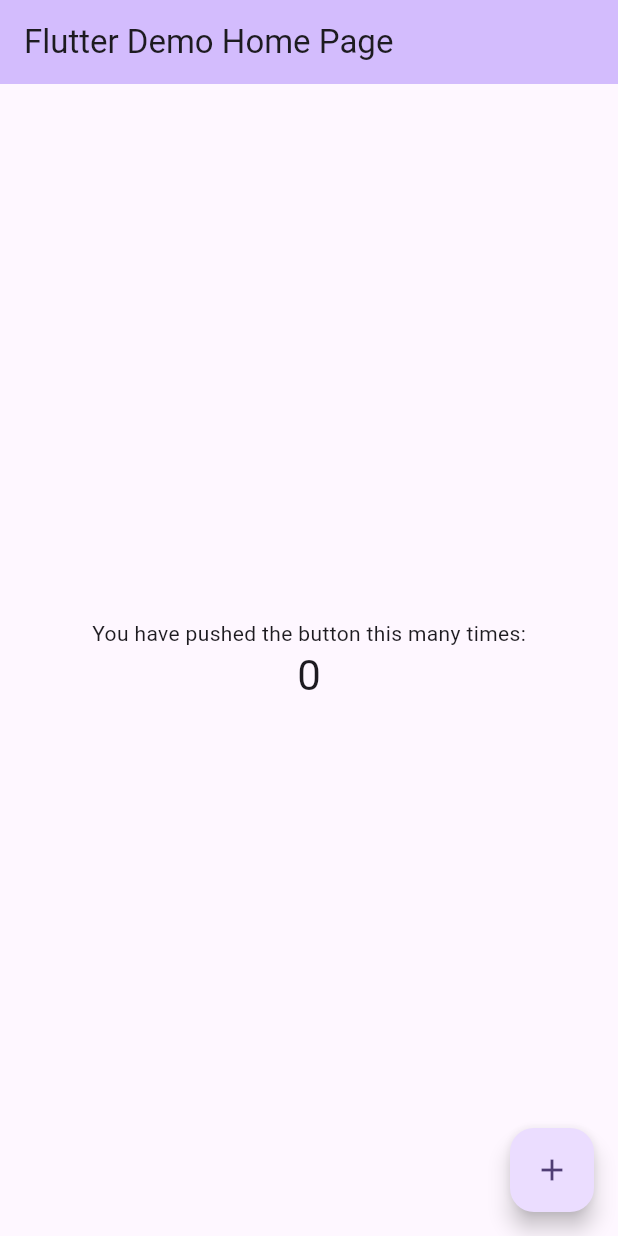
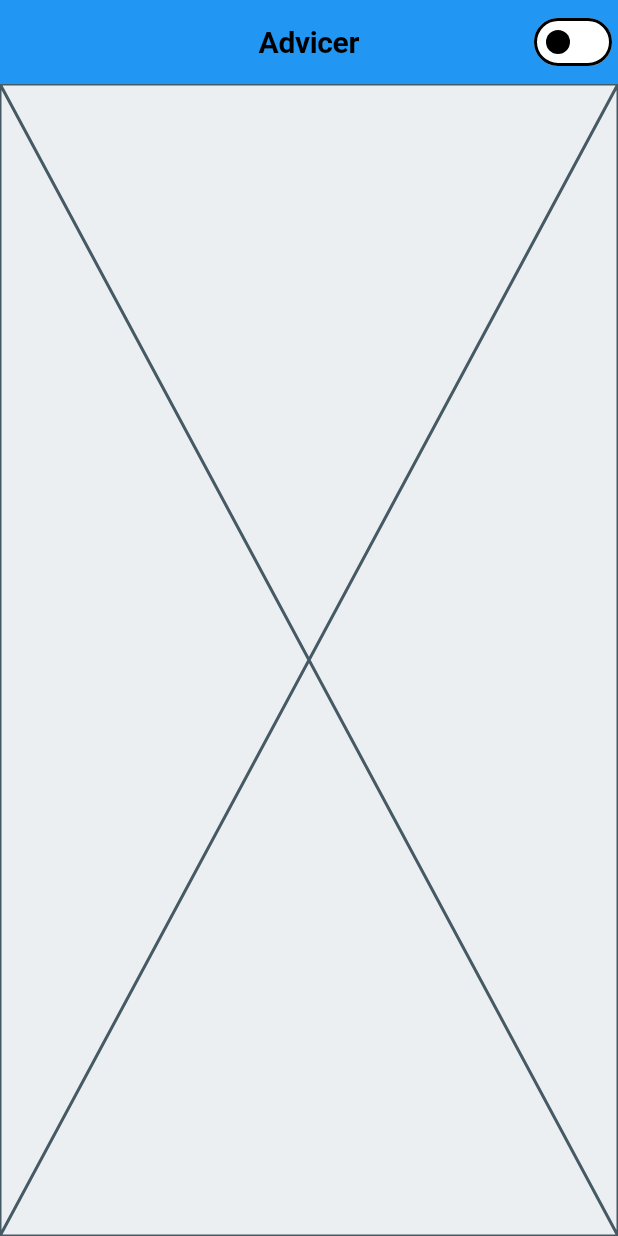
Before and after one commit to viethantrinh/clean_architecture_advisor_app, a Flutter app: the screen it shows after launch, on a phone screen of 412 x 824 dp. Run offline on Flutter 3.47's test engine with Material 3 defaults, Android fonts, the phone set to English and light mode, and no system bars; Roboto replaces fonts that are missing (Rubik).

Commit message:
set up theme swtich in project with provider

```diff
--- /dev/null
+++ b/devtools_options.yaml
@@ -0,0 +1,3 @@
+description: This file stores settings for Dart & Flutter DevTools.
+documentation: https://docs.flutter.dev/tools/devtools/extensions#configure-extension-enablement-states
+extensions:
--- /dev/null
+++ b/lib/application/core/services/theme_service.dart
@@ -0,0 +1,10 @@
+import 'package:flutter/material.dart';
+
+class ThemeService extends ChangeNotifier {
+  bool isDarkModeOn = false;
+
+  void toggleTheme() {
+    isDarkModeOn = !isDarkModeOn;
+    notifyListeners();
+  }
+}
--- /dev/null
+++ b/lib/application/pages/advice/advice_page.dart
@@ -0,0 +1,32 @@
+import 'package:clean_architecture_advisor_app/application/core/services/theme_service.dart';
+import 'package:flutter/material.dart';
+import 'package:provider/provider.dart';
+
+class AdvicerPage extends StatelessWidget {
+  const AdvicerPage({super.key});
+
+  @override
+  Widget build(BuildContext context) {
+    final themeData = Theme.of(context);
+    return Scaffold(
+      appBar: AppBar(
+        title: Text(
+          'Advicer',
+          style: themeData.textTheme.displayLarge,
+        ),
+        centerTitle: true,
+        actions: [
+          Switch(
+            value: Provider
+                .of<ThemeService>(context)
+                .isDarkModeOn,
+            onChanged: (_) {
+              Provider.of<ThemeService>(context, listen: false).toggleTheme();
+            },
+          ),
+        ],
+      ),
+      body: const Placeholder(),
+    );
+  }
+}
--- a/lib/main.dart
+++ b/lib/main.dart
@@ -1,125 +1,31 @@
+import 'package:clean_architecture_advisor_app/application/core/services/theme_service.dart';
+import 'package:clean_architecture_advisor_app/application/pages/advice/advice_page.dart';
+import 'package:clean_architecture_advisor_app/theme.dart';
 import 'package:flutter/material.dart';
+import 'package:provider/provider.dart';
 
 void main() {
-  runApp(const MyApp());
+  runApp(ChangeNotifierProvider(
+    create: (context) => ThemeService(),
+    child: const App(),
+  ));
 }
 
-class MyApp extends StatelessWidget {
-  const MyApp({super.key});
+class App extends StatelessWidget {
+  const App({super.key});
 
-  // This widget is the root of your application.
   @override
   Widget build(BuildContext context) {
-    return MaterialApp(
-      title: 'Flutter Demo',
-      theme: ThemeData(
-        // This is the theme of your application.
-        //
-        // TRY THIS: Try running your application with "flutter run". You'll see
-        // the application has a purple toolbar. Then, without quitting the app,
-        // try changing the seedColor in the colorScheme below to Colors.green
-        // and then invoke "hot reload" (save your changes or press the "hot
-        // reload" button in a Flutter-supported IDE, or press "r" if you used
-        // the command line to start the app).
-        //
-        // Notice that the counter didn't reset back to zero; the application
-        // state is not lost during the reload. To reset the state, use hot
-        // restart instead.
-        //
-        // This works for code too, not just values: Most code changes can be
-        // tested with just a hot reload.
-        colorScheme: ColorScheme.fromSeed(seedColor: Colors.deepPurple),
-        useMaterial3: true,
-      ),
-      home: const MyHomePage(title: 'Flutter Demo Home Page'),
+    return Consumer<ThemeService>(
+      builder: (context, themeService, child) {
+        return MaterialApp(
+          themeMode:
+              themeService.isDarkModeOn ? ThemeMode.dark : ThemeMode.light,
+          theme: AppTheme.lightTheme,
+          darkTheme: AppTheme.darkTheme,
+          home: AdvicerPage(),
+        );
+      },
     );
   }
 }
-
-class MyHomePage extends StatefulWidget {
-  const MyHomePage({super.key, required this.title});
-
-  // This widget is the home page of your application. It is stateful, meaning
-  // that it has a State object (defined below) that contains fields that affect
-  // how it looks.
-
-  // This class is the configuration for the state. It holds the values (in this
-  // case the title) provided by the parent (in this case the App widget) and
-  // used by the build method of the State. Fields in a Widget subclass are
-  // always marked "final".
-
-  final String title;
-
-  @override
-  State<MyHomePage> createState() => _MyHomePageState();
-}
-
-class _MyHomePageState extends State<MyHomePage> {
-  int _counter = 0;
-
-  void _incrementCounter() {
-    setState(() {
-      // This call to setState tells the Flutter framework that something has
-      // changed in this State, which causes it to rerun the build method below
-      // so that the display can reflect the updated values. If we changed
-      // _counter without calling setState(), then the build method would not be
-      // called again, and so nothing would appear to happen.
-      _counter++;
-    });
-  }
-
-  @override
-  Widget build(BuildContext context) {
-    // This method is rerun every time setState is called, for instance as done
-    // by the _incrementCounter method above.
-    //
-    // The Flutter framework has been optimized to make rerunning build methods
-    // fast, so that you can just rebuild anything that needs updating rather
-    // than having to individually change instances of widgets.
-    return Scaffold(
-      appBar: AppBar(
-        // TRY THIS: Try changing the color here to a specific color (to
-        // Colors.amber, perhaps?) and trigger a hot reload to see the AppBar
-        // change color while the other colors stay the same.
-        backgroundColor: Theme.of(context).colorScheme.inversePrimary,
-        // Here we take the value from the MyHomePage object that was created by
-        // the App.build method, and use it to set our appbar title.
-        title: Text(widget.title),
-      ),
-      body: Center(
-        // Center is a layout widget. It takes a single child and positions it
-        // in the middle of the parent.
-        child: Column(
-          // Column is also a layout widget. It takes a list of children and
-          // arranges them vertically. By default, it sizes itself to fit its
-          // children horizontally, and tries to be as tall as its parent.
-          //
-          // Column has various properties to control how it sizes itself and
-          // how it positions its children. Here we use mainAxisAlignment to
-          // center the children vertically; the main axis here is the vertical
-          // axis because Columns are vertical (the cross axis would be
-          // horizontal).
-          //
-          // TRY THIS: Invoke "debug painting" (choose the "Toggle Debug Paint"
-          // action in the IDE, or press "p" in the console), to see the
-          // wireframe for each widget.
-          mainAxisAlignment: MainAxisAlignment.center,
-          children: <Widget>[
-            const Text(
-              'You have pushed the button this many times:',
-            ),
-            Text(
-              '$_counter',
-              style: Theme.of(context).textTheme.headlineMedium,
-            ),
-          ],
-        ),
-      ),
-      floatingActionButton: FloatingActionButton(
-        onPressed: _incrementCounter,
-        tooltip: 'Increment',
-        child: const Icon(Icons.add),
-      ), // This trailing comma makes auto-formatting nicer for build methods.
-    );
-  }
-}
--- /dev/null
+++ b/lib/theme.dart
@@ -0,0 +1,115 @@
+import 'package:flutter/material.dart';
+
+class AppTheme {
+  AppTheme._();
+
+  // *****************
+  // static colors
+  // *****************
+  static final Color _lightPrimaryColor = Colors.blueGrey.shade50;
+  static final Color _lightPrimaryVariantColor = Colors.blueGrey.shade800;
+  static final Color _lightOnPrimaryColor = Colors.blueGrey.shade200;
+  static const Color _lightTextColorPrimary = Colors.black;
+  static const Color _appbarColorLight = Colors.blue;
+
+  static final Color _darkPrimaryColor = Colors.blueGrey.shade900;
+  static const Color _darkPrimaryVariantColor = Colors.black;
+  static final Color _darkOnPrimaryColor = Colors.blueGrey.shade300;
+  static const Color _darkTextColorPrimary = Colors.white;
+  static final Color _appbarColorDark = Colors.blueGrey.shade800;
+
+  static const Color _iconColor = Colors.white;
+
+  static const Color _accentColor = Color.fromRGBO(74, 217, 217, 1);
+
+  // *****************
+  // old        new
+  // headline1	displayLarge
+  // headline2	displayMedium
+  // headline3	displaySmall
+  // headline4	headlineMedium
+  // headline5	headlineSmall
+  // headline6	titleLarge
+  // subtitle1	titleMedium
+  // subtitle2	titleSmall
+  // bodyText1	bodyLarge
+  // bodyText2	bodyMedium
+  // caption	  bodySmall
+  // button	    labelLarge
+  // overline	  labelSmall
+  // *****************
+
+  // *****************
+  // Text Style - light
+  // *****************
+  static const TextStyle _lightHeadingText = TextStyle(
+      color: _lightTextColorPrimary,
+      fontFamily: "Rubik",
+      fontSize: 20,
+      fontWeight: FontWeight.bold);
+
+  static const TextStyle _lightBodyText = TextStyle(
+      color: _lightTextColorPrimary,
+      fontFamily: "Rubik",
+      fontStyle: FontStyle.italic,
+      fontWeight: FontWeight.bold,
+      fontSize: 16);
+
+  static const TextTheme _lightTextTheme = TextTheme(
+    displayLarge: _lightHeadingText,
+    bodyLarge: _lightBodyText,
+  );
+
+  // *****************
+  // Text Style - dark
+  // *****************
+  static final TextStyle _darkThemeHeadingTextStyle =
+      _lightHeadingText.copyWith(color: _darkTextColorPrimary);
+
+  static final TextStyle _darkThemeBodyTextStyle =
+      _lightBodyText.copyWith(color: _darkTextColorPrimary);
+
+  static final TextTheme _darkTextTheme = TextTheme(
+    displayLarge: _darkThemeHeadingTextStyle,
+    bodyLarge: _darkThemeBodyTextStyle,
+  );
+
+  // *****************
+  // Theme light
+  // *****************
+  static final ThemeData lightTheme = ThemeData(
+    scaffoldBackgroundColor: _lightPrimaryColor,
+    appBarTheme: const AppBarTheme(
+      color: _appbarColorLight,
+      iconTheme: IconThemeData(color: _iconColor),
+    ),
+    bottomAppBarTheme: BottomAppBarTheme(color: _appbarColorLight),
+    colorScheme: ColorScheme.light(
+      primary: _lightPrimaryColor,
+      onPrimary: _lightOnPrimaryColor,
+      secondary: _accentColor,
+      primaryContainer: _lightPrimaryVariantColor,
+    ),
+    textTheme: _lightTextTheme,
+  );
+
+
+  // *****************
+  // Theme dark
+  // *****************
+  static final ThemeData darkTheme = ThemeData(
+    scaffoldBackgroundColor: _darkPrimaryColor,
+    appBarTheme: AppBarTheme(
+      color: _appbarColorDark,
+      iconTheme: const IconThemeData(color: _iconColor),
+    ),
+    bottomAppBarTheme: BottomAppBarTheme(color: _appbarColorDark),
+    colorScheme: ColorScheme.dark(
+      primary: _darkPrimaryColor,
+      secondary: _accentColor,
+      onPrimary: _darkOnPrimaryColor,
+      primaryContainer: _darkPrimaryVariantColor,
+    ),
+    textTheme: _darkTextTheme,
+  );
+}
```
Also changed, not shown: pubspec.yaml (+2 -65 lines), pubspec.lock, 1 other file.
